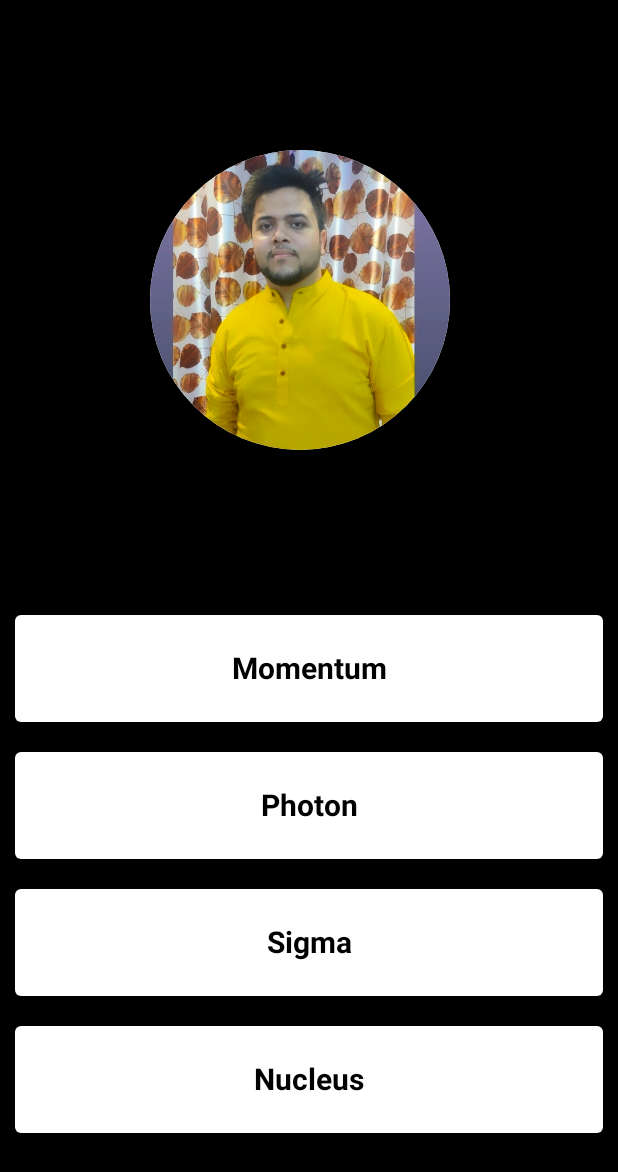
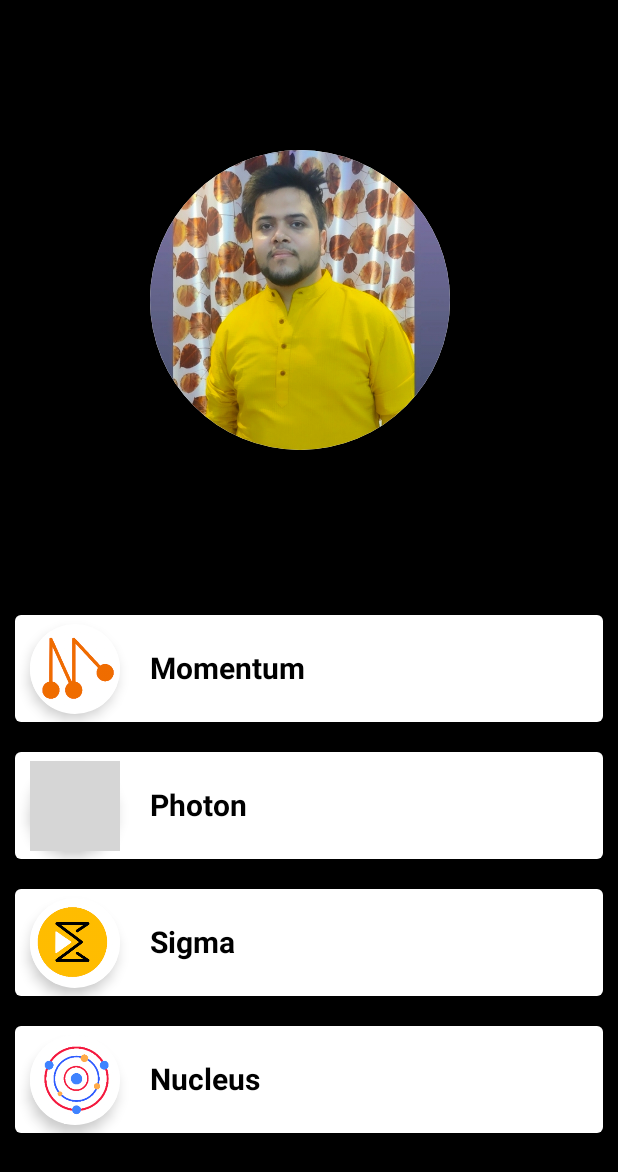
Before and after one commit to shivam-S-bisht/quiz-hack, an Android app built with Jetpack Compose: the screen it shows after launch (MainActivity), on a phone screen of 412 x 824 dp. Shown: the top 1172 px of the screen. Run offline under Robolectric (Android 15) with nearby library versions, the phone set to English and light mode, and no system bars; grey boxes are pictures that could not be loaded.

Commit message:
image changes

```diff
--- a/ComposoThon/app/src/main/java/com/example/composothon/MainActivity.kt
+++ b/ComposoThon/app/src/main/java/com/example/composothon/MainActivity.kt
@@ -5,6 +5,7 @@ import android.os.Bundle
 import android.util.Log
 import androidx.activity.ComponentActivity
 import androidx.activity.compose.setContent
+import androidx.compose.foundation.BorderStroke
 import androidx.compose.foundation.Image
 import androidx.compose.foundation.background
 import androidx.compose.foundation.clickable
@@ -17,10 +18,12 @@ import androidx.compose.runtime.mutableStateOf
 import androidx.compose.runtime.remember
 import androidx.compose.ui.Alignment
 import androidx.compose.ui.Modifier
+import androidx.compose.ui.draw.clip
 import androidx.compose.ui.graphics.Color
 import androidx.compose.ui.graphics.painter.Painter
 import androidx.compose.ui.platform.LocalContext
 import androidx.compose.ui.res.painterResource
+import androidx.compose.ui.text.TextStyle
 import androidx.compose.ui.text.font.FontWeight
 import androidx.compose.ui.text.style.TextAlign
 import androidx.compose.ui.tooling.preview.Preview
@@ -73,11 +76,11 @@ fun LogoDesign(painter:Painter){
 @OptIn(ExperimentalMaterialApi::class)
 @Composable
 fun CardPoint(selectedItem:(String)->Unit){
-//    val list = listOf(
-//        painterResource(id = R.drawable.momentum),
-//        painterResource(id = R.drawable.momentum),
-//        painterResource(id = R.drawable.momentum),
-//        painterResource(id = R.drawable.momentum))
+    val list = listOf(
+        painterResource(id = R.drawable.momentum),
+        painterResource(id = R.drawable.photon),
+        painterResource(id = R.drawable.sigma),
+        painterResource(id = R.drawable.nucleus))
 
     val arr = listOf("Momentum","Photon","Sigma","Nucleus")
     val value = remember {
@@ -85,10 +88,8 @@ fun CardPoint(selectedItem:(String)->Unit){
     }
     LazyColumn{
         items(count = arr.count()){ item->
-            Row(horizontalArrangement = Arrangement.Center) {
-                CardHOC(arr[item],value = value.value){
+            CardHOC(arr[item],value = value.value,image = list[item]){
                     value.value = it
-                }
                 }
         }
     }
@@ -99,40 +100,50 @@ fun Greeting(s: String,) {
 }
 
 @Composable
-fun CardHOC(text: String, value: Boolean, event:(Boolean)->Unit) {
+fun CardHOC(text: String, value: Boolean,image:Painter, event:(Boolean)->Unit) {
     val checkAnsState = remember {
         mutableStateOf(value = Color.White)
     }
     Card(modifier = Modifier
-        .background(Color.Black)
         .padding(10.dp)
+        .fillMaxWidth()
         .clickable(enabled = !value) {
-//            selectedItem(text)
-
             if (!value) {
-                if(text == "Sigma"){
+                if (text == "Sigma") {
                     checkAnsState.value = Color.Green
-                } else{
+                } else {
                     checkAnsState.value = Color.Red
                 }
                 event(true)
             }
         },
-
-
-
         backgroundColor = checkAnsState.value
     ){
+        Row(horizontalArrangement = Arrangement.Start,verticalAlignment = Alignment.CenterVertically) {
+            Card(
+                elevation = 5.dp,
+                shape = RoundedCornerShape(50.dp),
+                modifier = Modifier
+                    .padding(horizontal = 10.dp)
+                    .width(60.dp)
+                    .height(60.dp)
+            )
+            {
+                Image(
+                    painter = image,
+                    contentDescription = "hello",
+                    modifier = Modifier.size(40.dp)
+                )
+            }
             Text(
                 text = text,
                 fontSize = 20.sp,
                 fontWeight = FontWeight.Bold,
                 color = Color.Black,
-            textAlign = TextAlign.Center,
                 modifier = Modifier
-                .padding(vertical = 24.dp)
-                .fillMaxWidth()
+                    .padding(vertical = 24.dp,horizontal = 10.dp)
             )
+        }
     }
 }
 
```
Also changed, not shown: ComposoThon/app/src/main/res/drawable/momentum.png, ComposoThon/app/src/main/res/drawable/nucleus.jpg (deleted), ComposoThon/app/src/main/res/drawable/nucleus.png (added), ComposoThon/app/src/main/res/drawable/quantum.png, ComposoThon/app/src/main/res/drawable/qubit.png, ComposoThon/app/src/main/res/drawable/sigma.png, 1 other file. Lines whose indentation alone changed are shown as unchanged.
